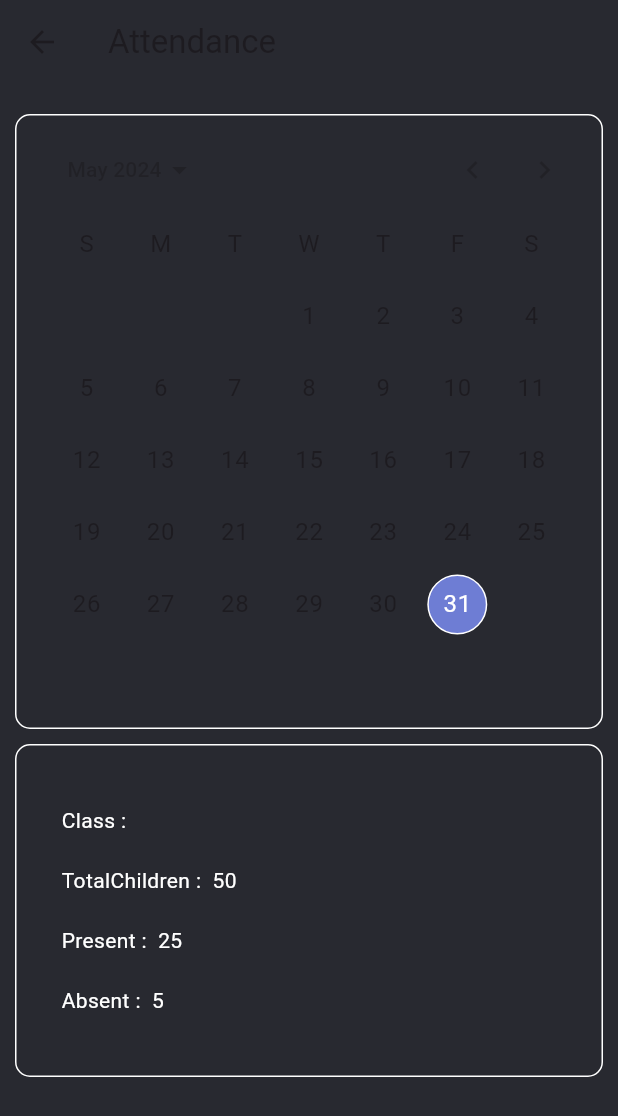
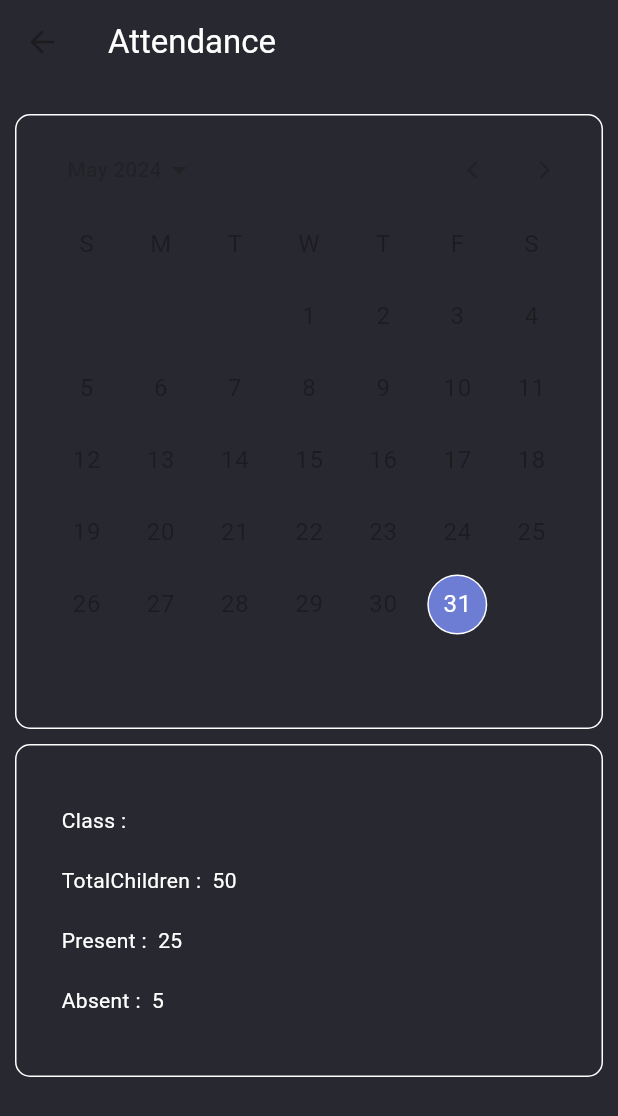
Before and after one commit to Nizam310/school, a Flutter app: the _CusCard widget shown alone on an empty page, opened directly, after a tap on "Attendance", on a phone screen of 412 x 824 dp. Shown: the top 1116 px of the screen. Run offline on Flutter 3.47's test engine with Material 3 defaults, Android fonts, the phone set to English and light mode, and no system bars; drawn by our look-alikes of calendar_date_picker2; our stand-ins replace file_picker, get, lottie, shared_preferences; accounts and stored records are empty.

Commit message:
initial commit

```diff
--- a/lib/ui/attendance.dart
+++ b/lib/ui/attendance.dart
@@ -36,7 +36,7 @@ class _AttendanceState extends State<Attendance> {
       appBar: AppBar(
         backgroundColor: Colors.transparent,
         elevation: 0.0,
-        title: Text('Attendance'.tr),
+        title: Text('Attendance'.tr,style: const TextStyle(color: Colors.white)),
       ),
       body: ListView(
         padding: const EdgeInsets.symmetric(vertical: 20, horizontal: 10),
--- a/lib/ui/home.dart
+++ b/lib/ui/home.dart
@@ -69,7 +69,7 @@ class _HomeState extends State<Home> {
         elevation: 0.0,
         backgroundColor: Colors.transparent,
         title: GetBuilder<ProfileController>(builder: (context) {
-          return Text('Home'.tr);
+          return Text('Home'.tr,style: const TextStyle(color: Colors.white),);
         }),
       ),
       body: GetBuilder<ProfileController>(builder: (controller) {
@@ -333,8 +333,7 @@ class _CusCard extends StatelessWidget {
 
   @override
   Widget build(BuildContext context) {
-    return InkWell(
-      radius: 0.0,
+    return GestureDetector(
       onTap: onTap,
       child: Container(
         height: 200,
--- a/lib/ui/profile.dart
+++ b/lib/ui/profile.dart
@@ -34,7 +34,7 @@ class _ProfileState extends State<Profile> {
         backgroundColor: Colors.transparent,
         elevation: 0.0,
         title: Obx(() =>
-            Text(controller.enable.value == false ? "Profile".tr : 'edit'.tr)),
+            Text(controller.enable.value == false ? "Profile".tr : 'edit'.tr,style: const TextStyle(color: Colors.white),)),
       ),
       body: ListView(
         padding: const EdgeInsets.symmetric(vertical: 20, horizontal: 10),
--- a/lib/ui/settings.dart
+++ b/lib/ui/settings.dart
@@ -1,8 +1,6 @@
 import 'package:flutter/material.dart';
 import 'package:get/get.dart';
-import 'package:school/controller/home_controller.dart';
 import 'package:school/controller/profile_controller.dart';
-import 'package:school/util/custom_widgets/cus_button.dart';
 import 'package:shared_preferences/shared_preferences.dart';
 
 import '../util/color.dart';
@@ -25,7 +23,7 @@ class _SettingsState extends State<Settings> {
       appBar: AppBar(
         elevation: 0.0,
         backgroundColor: Colors.transparent,
-        title: Text('settings'.tr),
+        title: Text('settings'.tr,style: const TextStyle(color: Colors.white),),
       ),
       body: ListView(
         padding: const EdgeInsets.all(10),
```
Also changed, not shown: pubspec.lock, 1 other file.
